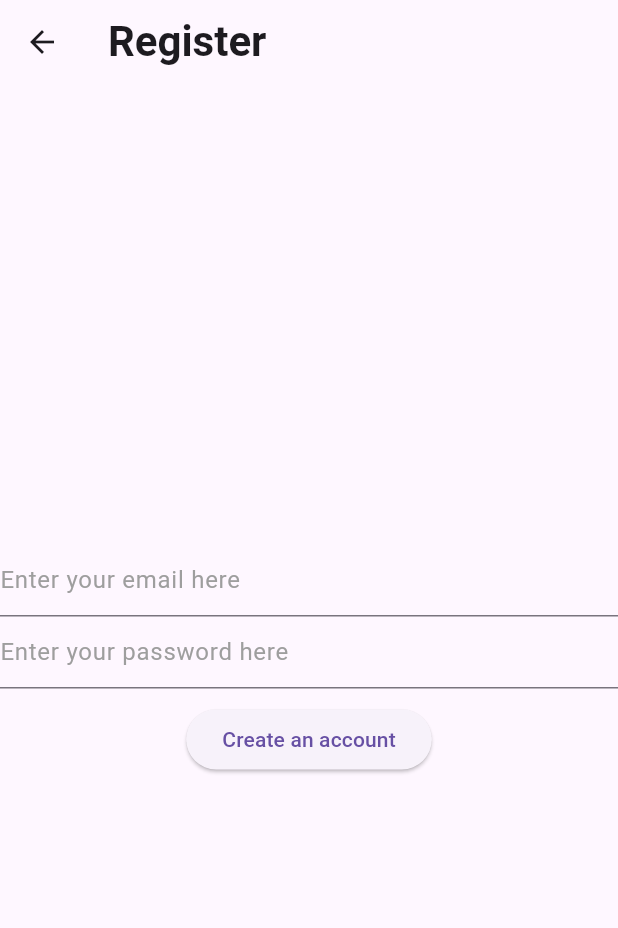
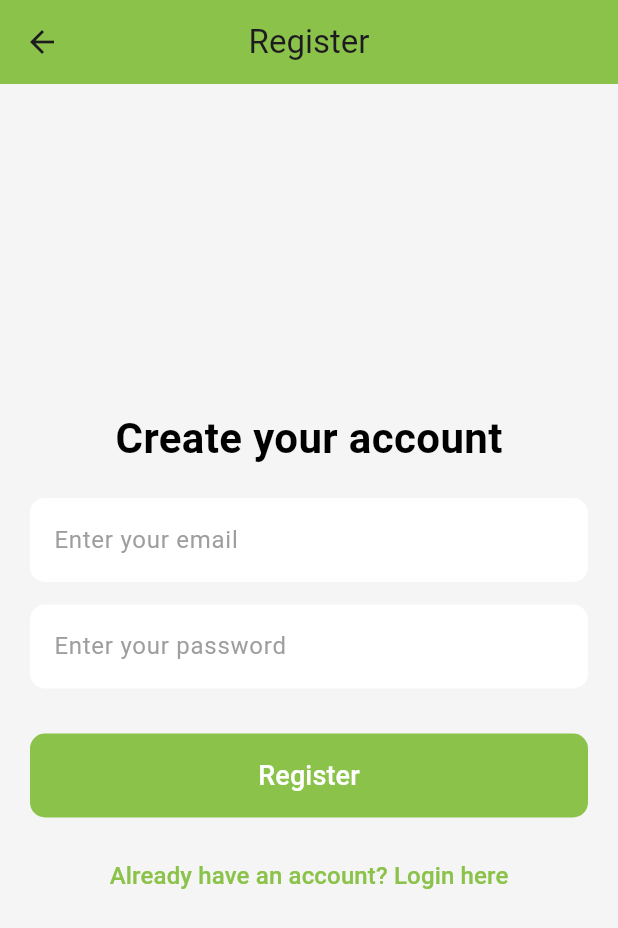
Before and after one commit to kappall/whatfood, a Flutter app: the screen it shows after launch, after a tap on "Register", on a phone screen of 412 x 824 dp. Shown: the top 928 px of the screen. Run offline on Flutter 3.47's test engine with Material 3 defaults, Android fonts, the phone set to English and light mode, and no system bars; our stand-ins replace camera, firebase_auth, firebase_core, image_picker; missing offline and left inert: google_mlkit_barcode_scanning, google_mlkit_commons; accounts and stored records are empty.

Commit message:
added named routes and restyiled the first views and refactoring

```diff
--- a/lib/main.dart
+++ b/lib/main.dart
@@ -1,9 +1,22 @@
 import 'package:flutter/material.dart';
+import 'package:whatfood/views/login_view.dart';
+import 'package:whatfood/views/register_view.dart';
 import 'pages/start_page.dart';
 
 void main() {
   runApp(MaterialApp(
-      title: 'Start',
-      theme: ThemeData(primarySwatch: Colors.blue),
-      home: const StartPage()));
+    title: 'Start',
+    theme: ThemeData(primarySwatch: Colors.blue),
+    home: const StartPage(),
+    routes: {
+      '/login/': (context) => const LoginView(),
+      '/register/': (context) => const RegisterView(),
+      '/main_page/': (context) => const MainPage(
+            isGuest: false,
+          ),
+      '/main_page_guest/': (context) => const MainPage(
+            isGuest: true,
+          ),
+    },
+  ));
 }
--- a/lib/pages/start_page.dart
+++ b/lib/pages/start_page.dart
@@ -1,11 +1,8 @@
 import 'package:firebase_auth/firebase_auth.dart';
 import 'package:firebase_core/firebase_core.dart';
 import 'package:flutter/material.dart';
-import 'package:whatfood/button_styles.dart';
 import 'package:whatfood/firebase_options.dart';
 import 'package:whatfood/pages/camera_scanner.dart';
-import 'package:whatfood/views/login_view.dart';
-import 'package:whatfood/views/register_view.dart';
 import 'user_page.dart';
 import 'guest_page.dart';
 
@@ -19,8 +16,7 @@ class StartPage extends StatefulWidget {
 class _StartPageState extends State<StartPage> {
   @override
   Widget build(BuildContext context) {
-    return Scaffold(
-      body: FutureBuilder(
+    return FutureBuilder(
       future: Firebase.initializeApp(
         options: DefaultFirebaseOptions.currentPlatform,
       ),
@@ -28,66 +24,134 @@ class _StartPageState extends State<StartPage> {
         switch (snapshot.connectionState) {
           case ConnectionState.done:
             final user = FirebaseAuth.instance.currentUser;
+
             if (user?.emailVerified ?? false) {
-                print('You are a verified user\n ${user!.email}\n ${user.uid}');
-              } else {
-                print('You need to verify your email');
+              Navigator.of(context).pushNamedAndRemoveUntil(
+                '/main_page/',
+                (route) => false,
+              );
             }
-
-              return Stack(
+            return Scaffold(
+              backgroundColor:
+                  const Color(0xFFF5F5F5), // Sfondo chiaro e neutro
+              body: Padding(
+                padding: const EdgeInsets.symmetric(horizontal: 20.0),
+                child: Column(
+                  mainAxisAlignment: MainAxisAlignment.center,
                   children: [
-                  Align(
-                    alignment: const Alignment(0,
-                        -0.75), // Coordinata Y negativa per la metà superiore
-                    child: const Text(
-                      "Welcome in Whatfood",
+                    const Spacer(),
+                    const Align(
+                      alignment: Alignment.center,
+                      child: Text(
+                        "Welcome to Whatfood",
+                        textAlign: TextAlign.center,
                         style: TextStyle(
                           color: Colors.black,
-                        fontSize: 28,
+                          fontSize: 32,
                           fontWeight: FontWeight.bold,
                         ),
                       ),
                     ),
-                  Center(
-                    child: Column(
-                      mainAxisAlignment: MainAxisAlignment.center,
-                      children: [
-                        ElevatedButton(
+                    const Spacer(),
+                    FilledButton(
                       onPressed: () {
-                            Navigator.push(
-                                context,
-                                MaterialPageRoute(
-                                    builder: (context) =>
-                                        const RegisterView()));
+                        Navigator.of(context).pushNamedAndRemoveUntil(
+                          '/register/',
+                          (route) => true,
+                        );
                       },
-                          style: ButtonStyles.elevatedButtonStyle(
-                              backgroundColor: Colors.lightGreen),
-                          child: const Text('Register'),
+                      style: FilledButton.styleFrom(
+                        backgroundColor: Colors.lightGreen,
+                        shape: RoundedRectangleBorder(
+                          borderRadius: BorderRadius.circular(10),
                         ),
-                        const SizedBox(height: 20),
-                        ElevatedButton(
+                        padding: const EdgeInsets.symmetric(
+                          vertical: 15,
+                          horizontal: 30,
+                        ),
+                      ),
+                      child: const Text(
+                        'Register',
+                        style: TextStyle(
+                          fontSize: 18,
+                          color: Colors.white,
+                        ),
+                      ),
+                    ),
+                    const SizedBox(height: 15),
+                    OutlinedButton(
                       onPressed: () {
-                            Navigator.push(
-                                context,
-                                MaterialPageRoute(
-                                    builder: (context) => const LoginView()));
+                        Navigator.of(context).pushNamedAndRemoveUntil(
+                          '/login/',
+                          (route) => true,
+                        );
                       },
-                          style: ButtonStyles.elevatedButtonStyle(
-                              backgroundColor: Colors.lightGreen),
-                          child: const Text('Login'),
+                      style: OutlinedButton.styleFrom(
+                        side: const BorderSide(color: Colors.lightGreen),
+                        shape: RoundedRectangleBorder(
+                          borderRadius: BorderRadius.circular(10),
                         ),
-                        const SizedBox(height: 20),
-                        const GuestAccessWidget(),
+                        padding: const EdgeInsets.symmetric(
+                          vertical: 15,
+                          horizontal: 30,
+                        ),
+                      ),
+                      child: const Text(
+                        'Already registered? Login here!',
+                        style: TextStyle(
+                          fontSize: 16,
+                          color: Colors.lightGreen,
+                        ),
+                      ),
+                    ),
+                    const SizedBox(height: 15),
+                    TextButton(
+                      onPressed: () async {
+                        try {
+                          await FirebaseAuth.instance.signInAnonymously();
+                          Navigator.of(context).pushNamedAndRemoveUntil(
+                            '/main_page_guest/',
+                            (route) => false,
+                          );
+                        } catch (e) {
+                          print('Errore durante il login anonimo: $e');
+                          ScaffoldMessenger.of(context).showSnackBar(
+                            SnackBar(
+                              content: Text(
+                                'Error during guest login: $e',
+                                style: const TextStyle(color: Colors.white),
+                              ),
+                              backgroundColor: Colors.red,
+                            ),
+                          );
+                        }
+                      },
+                      child: const Text(
+                        'Enter as Guest',
+                        style: TextStyle(
+                          fontSize: 16,
+                          color: Colors.black,
+                          decoration: TextDecoration.underline,
+                        ),
+                      ),
+                    ),
+                    const Spacer(),
                   ],
                 ),
               ),
-                ],
             );
+
           default:
-              return const Center(child: Text("Loading..."));
+            return const Scaffold(
+              backgroundColor: Color(0xFFF5F5F5),
+              body: Center(
+                child: CircularProgressIndicator(
+                  valueColor: AlwaysStoppedAnimation<Color>(Colors.lightGreen),
+                ),
+              ),
+            );
         }
       },
-      ),
     );
   }
 }
@@ -105,12 +169,8 @@ class GuestAccessWidget extends StatelessWidget {
           await FirebaseAuth.instance.signInAnonymously();
           // Naviga alla pagina principale come ospite
           if (!context.mounted) return;
-          Navigator.push(
-            context,
-            MaterialPageRoute(
-              builder: (context) => const MainPage(isGuest: true),
-            ),
-          );
+          Navigator.of(context)
+              .pushNamedAndRemoveUntil('/main_page_guest/', (route) => false);
         } catch (e) {
           // Gestione degli errori
           print('Errore durante il login anonimo: $e');
@@ -125,10 +185,8 @@ class GuestAccessWidget extends StatelessWidget {
           );
         }
       },
-      style: ButtonStyles.textButtonStyle(textColor: Colors.blue),
       child: const Text(
         'Enter as guest',
-        style: TextStyle(fontSize: 16),
       ),
     );
   }
--- a/lib/views/register_view.dart
+++ b/lib/views/register_view.dart
@@ -1,7 +1,6 @@
 import 'package:firebase_auth/firebase_auth.dart';
-import 'package:firebase_core/firebase_core.dart';
 import 'package:flutter/material.dart';
-import 'package:whatfood/firebase_options.dart';
+import 'package:whatfood/views/verify_email_view.dart';
 
 class RegisterView extends StatefulWidget {
   const RegisterView({super.key});
@@ -31,70 +30,119 @@ class _RegisterViewState extends State<RegisterView> {
   @override
   Widget build(BuildContext context) {
     return Scaffold(
+      backgroundColor: const Color(0xFFF5F5F5),
       appBar: AppBar(
-        title: const Text(
+        title: const Text('Register'),
+        backgroundColor: Colors.lightGreen,
+        centerTitle: true,
+      ),
+      body: Padding(
+        padding: const EdgeInsets.symmetric(horizontal: 20.0),
+        child: Column(
+          mainAxisAlignment: MainAxisAlignment.center,
+          crossAxisAlignment: CrossAxisAlignment.stretch,
+          children: [
+            const Align(
+              alignment: Alignment.center,
+              child: Text(
+                "Create your account",
                 style: TextStyle(
                   fontSize: 28,
                   fontWeight: FontWeight.bold,
+                  color: Colors.black,
                 ),
-            'Register'),
               ),
-      body: Center(
-        child: FutureBuilder(
-            future: Firebase.initializeApp(
-              options: DefaultFirebaseOptions.currentPlatform,
             ),
-            builder: (context, snapshot) {
-              switch (snapshot.connectionState) {
-                case ConnectionState.done:
-                  {
-                    return Column(
-                      mainAxisAlignment: MainAxisAlignment.center,
-                      children: [
+            const SizedBox(height: 20),
             TextField(
               controller: _emailController,
               enableSuggestions: true,
               autocorrect: false,
               keyboardType: TextInputType.emailAddress,
-                          decoration: const InputDecoration(
-                            hintText: "Enter your email here",
-                            hintStyle: TextStyle(color: Colors.grey),
+              decoration: InputDecoration(
+                hintText: "Enter your email",
+                hintStyle: const TextStyle(color: Colors.grey),
+                filled: true,
+                fillColor: Colors.white,
+                border: OutlineInputBorder(
+                  borderRadius: BorderRadius.circular(10),
+                  borderSide: BorderSide.none,
                 ),
               ),
+            ),
+            const SizedBox(height: 15),
             TextField(
               controller: _passwordController,
               obscureText: true,
               enableSuggestions: false,
               autocorrect: false,
-                          decoration: const InputDecoration(
-                            hintText: "Enter your password here",
-                            hintStyle: TextStyle(color: Colors.grey),
+              decoration: InputDecoration(
+                hintText: "Enter your password",
+                hintStyle: const TextStyle(color: Colors.grey),
+                filled: true,
+                fillColor: Colors.white,
+                border: OutlineInputBorder(
+                  borderRadius: BorderRadius.circular(10),
+                  borderSide: BorderSide.none,
                 ),
               ),
-                        const SizedBox(height: 10),
-                        ElevatedButton(
+            ),
+            const SizedBox(height: 30),
+            FilledButton(
               onPressed: () async {
-                            final email = _emailController.text;
-                            final password = _passwordController.text;
+                final email = _emailController.text.trim();
+                final password = _passwordController.text.trim();
                 try {
                   final userCredential = await FirebaseAuth.instance
                       .createUserWithEmailAndPassword(
                           email: email, password: password);
-                              print(
-                                  "User registered: ${userCredential.user?.email}");
+
+                  // Invia email di verifica
+                  final user = userCredential.user;
+                  await user?.sendEmailVerification();
+                  if (!context.mounted) return;
+                  // Naviga alla schermata di verifica email
+                  Navigator.of(context).pushReplacement(
+                    MaterialPageRoute(
+                      builder: (context) => const VerifyEmailView(),
+                    ),
+                  );
                 } on FirebaseAuthException catch (e) {
-                              print('Registration Exeption: ${e.message}');
+                  ScaffoldMessenger.of(context).showSnackBar(
+                    SnackBar(
+                      content: Text(
+                        e.message ?? 'Registration failed',
+                        style: const TextStyle(color: Colors.white),
+                      ),
+                      backgroundColor: Colors.red,
+                    ),
+                  );
                 }
               },
-                          child: const Text('Create an account'),
+              style: FilledButton.styleFrom(
+                backgroundColor: Colors.lightGreen,
+                shape: RoundedRectangleBorder(
+                  borderRadius: BorderRadius.circular(10),
+                ),
+                padding: const EdgeInsets.symmetric(vertical: 15),
+              ),
+              child: const Text(
+                'Register',
+                style: TextStyle(fontSize: 18, color: Colors.white),
+              ),
+            ),
+            const SizedBox(height: 15),
+            TextButton(
+              onPressed: () {
+                Navigator.of(context).pushNamed('/login/');
+              },
+              child: const Text(
+                'Already have an account? Login here',
+                style: TextStyle(fontSize: 16, color: Colors.lightGreen),
+              ),
             ),
           ],
-                    );
-                  }
-                default:
-                  return Text("Loading...");
-              }
-            }),
+        ),
       ),
     );
   }
```
Also changed, not shown: lib/views/login_view.dart (+98 -41 lines), lib/views/verify_email_view.dart (added, +108 -0 lines). Lines whose indentation alone changed are shown as unchanged.
